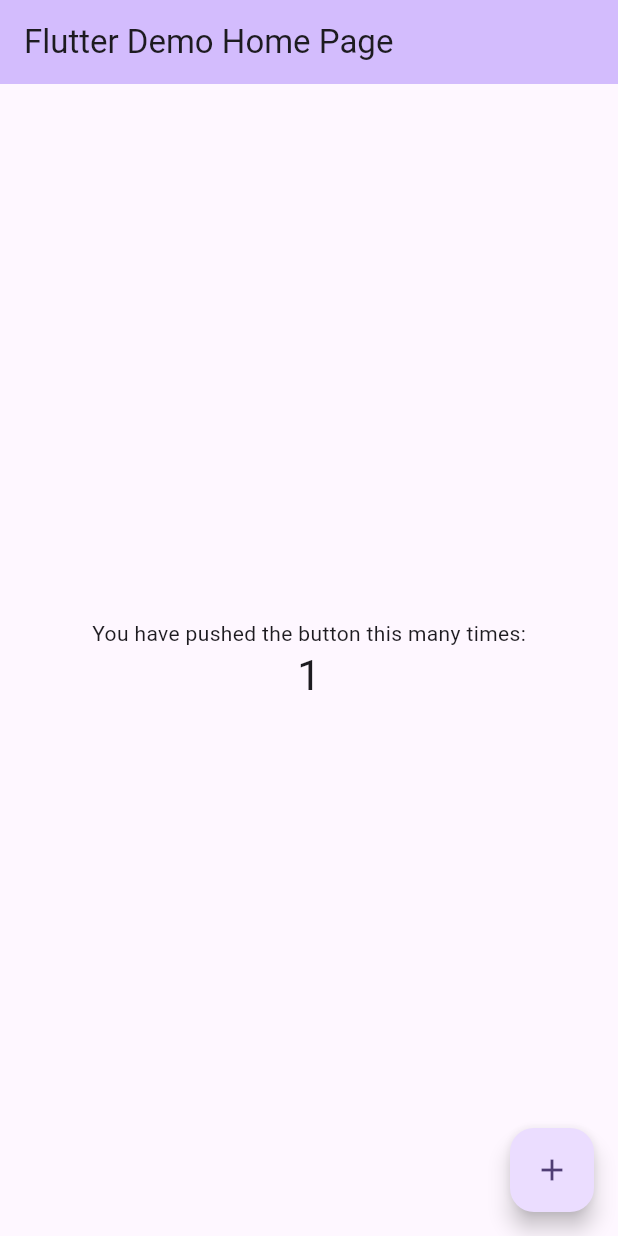
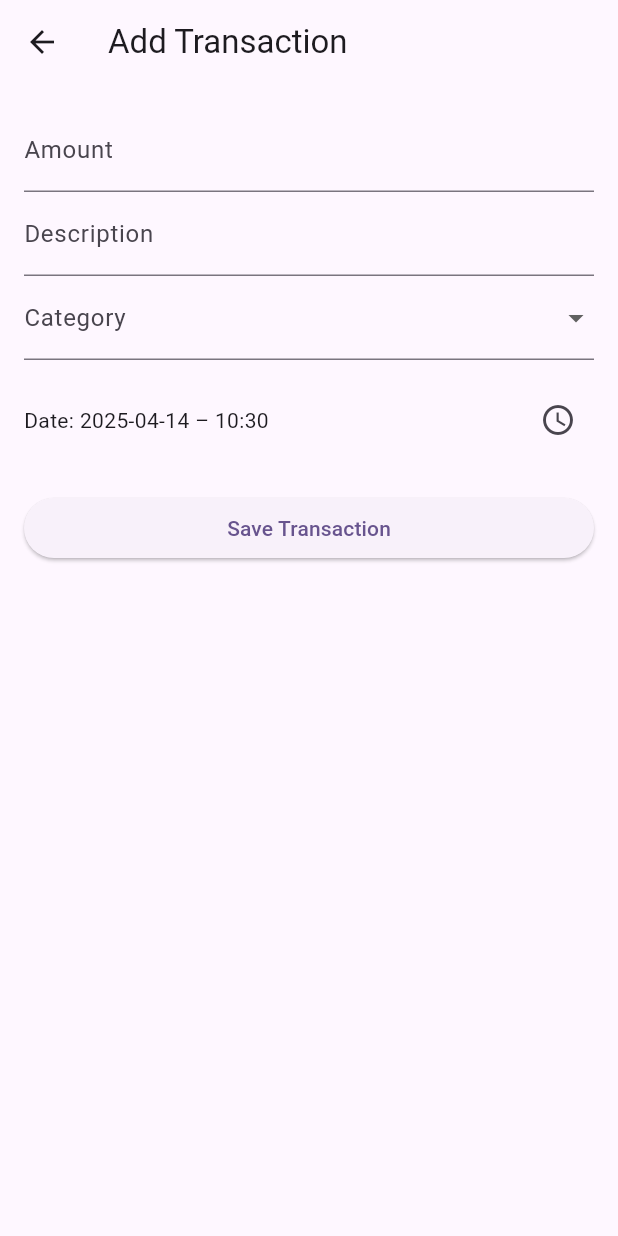
Before and after one commit to michaelgrace72/WalletApp, a Flutter app: the screen it shows after launch, after a tap on the "add" icon, on a phone screen of 412 x 824 dp. Run offline on Flutter 3.47's test engine with Material 3 defaults, Android fonts, the phone set to English and light mode, and no system bars; our stand-ins replace objectbox; generated files the repository leaves out were written again.

Commit message:
connected and working

```diff
--- a/lib/main.dart
+++ b/lib/main.dart
@@ -1,122 +1,79 @@
 import 'package:flutter/material.dart';
+import 'package:wallet/pages/home_page.dart';
+import 'package:wallet/pages/history_page.dart';
+import 'package:wallet/pages/reports_page.dart';
+import 'objectbox.dart';
 
-void main() {
+late ObjectBox objectBox;
+
+Future<void> main() async {
+  WidgetsFlutterBinding.ensureInitialized();
+  objectBox = await ObjectBox.create();
   runApp(const MyApp());
 }
 
 class MyApp extends StatelessWidget {
   const MyApp({super.key});
 
-  // This widget is the root of your application.
   @override
   Widget build(BuildContext context) {
     return MaterialApp(
-      title: 'Flutter Demo',
       theme: ThemeData(
-        // This is the theme of your application.
-        //
-        // TRY THIS: Try running your application with "flutter run". You'll see
-        // the application has a purple toolbar. Then, without quitting the app,
-        // try changing the seedColor in the colorScheme below to Colors.green
-        // and then invoke "hot reload" (save your changes or press the "hot
-        // reload" button in a Flutter-supported IDE, or press "r" if you used
-        // the command line to start the app).
-        //
-        // Notice that the counter didn't reset back to zero; the application
-        // state is not lost during the reload. To reset the state, use hot
-        // restart instead.
-        //
-        // This works for code too, not just values: Most code changes can be
-        // tested with just a hot reload.
         colorScheme: ColorScheme.fromSeed(seedColor: Colors.deepPurple),
       ),
-      home: const MyHomePage(title: 'Flutter Demo Home Page'),
+      home: const MyHomePage(),
     );
   }
 }
 
 class MyHomePage extends StatefulWidget {
-  const MyHomePage({super.key, required this.title});
-
-  // This widget is the home page of your application. It is stateful, meaning
-  // that it has a State object (defined below) that contains fields that affect
-  // how it looks.
-
-  // This class is the configuration for the state. It holds the values (in this
-  // case the title) provided by the parent (in this case the App widget) and
-  // used by the build method of the State. Fields in a Widget subclass are
-  // always marked "final".
-
-  final String title;
+  const MyHomePage({super.key});
 
   @override
   State<MyHomePage> createState() => _MyHomePageState();
 }
 
 class _MyHomePageState extends State<MyHomePage> {
-  int _counter = 0;
+  int selectedIndex = 0;
+  final pages = [
+    HomePage(objectBox: objectBox),
+    History(objectBox: objectBox),
+    Reports(objectBox: objectBox),
+  ];
 
-  void _incrementCounter() {
+  void onItemTapped(int index) {
     setState(() {
-      // This call to setState tells the Flutter framework that something has
-      // changed in this State, which causes it to rerun the build method below
-      // so that the display can reflect the updated values. If we changed
-      // _counter without calling setState(), then the build method would not be
-      // called again, and so nothing would appear to happen.
-      _counter++;
+      selectedIndex = index;
     });
   }
 
   @override
   Widget build(BuildContext context) {
-    // This method is rerun every time setState is called, for instance as done
-    // by the _incrementCounter method above.
-    //
-    // The Flutter framework has been optimized to make rerunning build methods
-    // fast, so that you can just rebuild anything that needs updating rather
-    // than having to individually change instances of widgets.
     return Scaffold(
       appBar: AppBar(
-        // TRY THIS: Try changing the color here to a specific color (to
-        // Colors.amber, perhaps?) and trigger a hot reload to see the AppBar
-        // change color while the other colors stay the same.
         backgroundColor: Theme.of(context).colorScheme.inversePrimary,
-        // Here we take the value from the MyHomePage object that was created by
-        // the App.build method, and use it to set our appbar title.
-        title: Text(widget.title),
+        title: const Text('ToDosList'),
       ),
-      body: Center(
-        // Center is a layout widget. It takes a single child and positions it
-        // in the middle of the parent.
-        child: Column(
-          // Column is also a layout widget. It takes a list of children and
-          // arranges them vertically. By default, it sizes itself to fit its
-          // children horizontally, and tries to be as tall as its parent.
-          //
-          // Column has various properties to control how it sizes itself and
-          // how it positions its children. Here we use mainAxisAlignment to
-          // center the children vertically; the main axis here is the vertical
-          // axis because Columns are vertical (the cross axis would be
-          // horizontal).
-          //
-          // TRY THIS: Invoke "debug painting" (choose the "Toggle Debug Paint"
-          // action in the IDE, or press "p" in the console), to see the
-          // wireframe for each widget.
-          mainAxisAlignment: MainAxisAlignment.center,
-          children: <Widget>[
-            const Text('You have pushed the button this many times:'),
-            Text(
-              '$_counter',
-              style: Theme.of(context).textTheme.headlineMedium,
-            ),
-          ],
-        ),
+      body: pages[selectedIndex],
+      bottomNavigationBar: BottomNavigationBar(
+        items: const <BottomNavigationBarItem>[
+          BottomNavigationBarItem(
+            icon: Icon(Icons.home),
+            label: 'Home Page',
+          ),
+          BottomNavigationBarItem(
+            icon: Icon(Icons.checklist),
+            label: 'History',
+          ),
+          BottomNavigationBarItem(
+            icon: Icon(Icons.document_scanner),
+            label: 'Reports',
+          ),
+        ],
+        currentIndex: selectedIndex,
+        onTap: onItemTapped,
       ),
-      floatingActionButton: FloatingActionButton(
-        onPressed: _incrementCounter,
-        tooltip: 'Increment',
-        child: const Icon(Icons.add),
-      ), // This trailing comma makes auto-formatting nicer for build methods.
+      //body:  // This trailing comma makes auto-formatting nicer for build methods.
     );
   }
 }
--- a/lib/model.dart
+++ b/lib/model.dart
@@ -1,54 +1,34 @@
 import 'package:objectbox/objectbox.dart';
 
 @Entity()
-class Category{
-  @Id()
+class Category {
   int id;
-
   String name;
 
-  Category({
-    this.id = 0,
-    required this.name,
-  });
-
+  Category({this.id = 0, required this.name});
 }
 
 @Entity()
-class Transaction {
-  @Id()
+class TransactionModel {
   int id;
+  double amount;
+  String info;
+  String category;
+  DateTime dateTime;
 
-  String name;           // e.g. "Grab Ride"
-  double amount;
-  bool type;             // true = income, false = expense
-  DateTime date;
-
-  int categoryId;        // FK to Category
-  String note;
-
-  Transaction({
+  TransactionModel({
     this.id = 0,
-    required this.name,
     required this.amount,
-    required this.date,
-    required this.categoryId,
-    required this.type,
-    this.note = '',
+    required this.info,
+    required this.category,
+    required this.dateTime,
   });
 }
 
+@Entity()
+class Budget {
+  int id;
+  double total;
 
-@Entity()
-class Account{
-  @Id()
-  int id;
-  double balance;
-  bool isDefault;
-
-  Account({
-    this.id = 0,
-    required this.balance,
-    this.isDefault = false,
-  });
+  Budget({this.id = 0, this.total = 0});
 }
--- /dev/null
+++ b/lib/objectbox.dart
@@ -0,0 +1,43 @@
+import 'objectbox.g.dart';
+import 'model.dart';
+
+class ObjectBox {
+  late final Store store;
+  late final Box<TransactionModel> transactionBox;
+  late final Box<Category> categoryBox;
+  late final Box<Budget> budgetBox;
+
+  ObjectBox._create(this.store) {
+    transactionBox = Box<TransactionModel>(store);
+    categoryBox = Box<Category>(store);
+    budgetBox = Box<Budget>(store);
+
+    _initDefaultBudget();
+    _initDefaultCategories();
+  }
+
+  static Future<ObjectBox> create() async {
+    final store = await openStore();
+    return ObjectBox._create(store);
+  }
+
+  void _initDefaultBudget() {
+    if (budgetBox.isEmpty()) {
+      budgetBox.put(Budget(total: 0));
+    }
+  }
+
+  void _initDefaultCategories() {
+    if (categoryBox.isEmpty()) {
+      categoryBox.putMany([
+        Category(name: 'Food'),
+        Category(name: 'Transport'),
+        Category(name: 'Shopping'),
+        Category(name: 'Salary'),
+        Category(name: 'Other'),
+      ]);
+    }
+  }
+
+  Budget get currentBudget => budgetBox.getAll().first;
+}
--- /dev/null
+++ b/lib/pages/add_transaction_page.dart
@@ -0,0 +1,132 @@
+import 'package:flutter/material.dart';
+import 'package:intl/intl.dart';
+import '../model.dart';
+import '../objectbox.dart';
+
+class AddTransactionPage extends StatefulWidget {
+  final ObjectBox objectBox;
+
+  const AddTransactionPage({super.key, required this.objectBox});
+
+  @override
+  State<AddTransactionPage> createState() => _AddTransactionPageState();
+}
+
+class _AddTransactionPageState extends State<AddTransactionPage> {
+  final _formKey = GlobalKey<FormState>();
+
+  final amountController = TextEditingController();
+  final infoController = TextEditingController();
+  String? selectedCategory;
+  DateTime selectedDateTime = DateTime.now();
+
+  @override
+  void dispose() {
+    amountController.dispose();
+    infoController.dispose();
+    super.dispose();
+  }
+
+  @override
+  Widget build(BuildContext context) {
+    final categories = widget.objectBox.categoryBox.getAll();
+
+    return Scaffold(
+      appBar: AppBar(title: const Text('Add Transaction')),
+      body: Padding(
+        padding: const EdgeInsets.all(16),
+        child: Form(
+          key: _formKey,
+          child: ListView(
+            children: [
+              TextFormField(
+                controller: amountController,
+                keyboardType: TextInputType.number,
+                decoration: const InputDecoration(labelText: 'Amount'),
+                validator: (val) => val == null || val.isEmpty ? 'Required' : null,
+              ),
+              TextFormField(
+                controller: infoController,
+                decoration: const InputDecoration(labelText: 'Description'),
+                validator: (val) => val == null || val.isEmpty ? 'Required' : null,
+              ),
+              DropdownButtonFormField<String>(
+                value: selectedCategory,
+                decoration: const InputDecoration(labelText: 'Category'),
+                items: categories
+                    .map((cat) => DropdownMenuItem(
+                          value: cat.name,
+                          child: Text(cat.name),
+                        ))
+                    .toList(),
+                onChanged: (val) => setState(() => selectedCategory = val),
+                validator: (val) => val == null ? 'Select a category' : null,
+              ),
+              const SizedBox(height: 16),
+              Row(
+                children: [
+                  Expanded(
+                    child: Text(
+                      'Date: ${DateFormat('yyyy-MM-dd – kk:mm').format(selectedDateTime)}',
+                    ),
+                  ),
+                  IconButton(
+                    icon: const Icon(Icons.access_time),
+                    onPressed: () async {
+                      final date = await showDatePicker(
+                        context: context,
+                        initialDate: selectedDateTime,
+                        firstDate: DateTime(2000),
+                        lastDate: DateTime(2100),
+                      );
+                      if (date == null) return;
+
+                      final time = await showTimePicker(
+                        context: context,
+                        initialTime: TimeOfDay.fromDateTime(selectedDateTime),
+                      );
+                      if (time == null) return;
+
+                      setState(() {
+                        selectedDateTime = DateTime(
+                          date.year,
+                          date.month,
+                          date.day,
+                          time.hour,
+                          time.minute,
+                        );
+                      });
+                    },
+                  ),
+                ],
+              ),
+              const SizedBox(height: 24),
+              ElevatedButton(
+                onPressed: () {
+                  if (!_formKey.currentState!.validate()) return;
+
+                  final amount = double.parse(amountController.text);
+                  final transaction = TransactionModel(
+                    amount: amount,
+                    info: infoController.text,
+                    category: selectedCategory!,
+                    dateTime: selectedDateTime,
+                  );
+
+                  widget.objectBox.transactionBox.put(transaction);
+
+                  final budget = widget.objectBox.currentBudget;
+                  budget.total += amount;
+                  widget.objectBox.budgetBox.put(budget);
+
+                  Navigator.pop(context);
+                },
+                child: const Text('Save Transaction'),
+              ),
+            ],
+          ),
+        ),
+      ),
+    );
+  }
+}
--- /dev/null
+++ b/lib/pages/home_page.dart
@@ -0,0 +1,90 @@
+import 'package:flutter/material.dart';
+import '../objectbox.dart';
+import '../model.dart';
+import 'add_transaction_page.dart';
+
+class HomePage extends StatefulWidget {
+  final ObjectBox objectBox;
+  const HomePage({super.key, required this.objectBox});
+
+  @override
+  State<HomePage> createState() => _HomePageState();
+}
+
+class _HomePageState extends State<HomePage> {
+  late Budget budget;
+  List<TransactionModel> recentTransactions = [];
+
+  @override
+  void initState() {
+    super.initState();
+    _loadData();
+  }
+
+  void _loadData() {
+    budget = widget.objectBox.currentBudget;
+    recentTransactions = widget.objectBox.transactionBox
+        .getAll()
+        .take(5)
+        .toList();
+    setState(() {});
+  }
+
+  @override
+  Widget build(BuildContext context) {
+    return Scaffold(
+      appBar: AppBar(title: const Text('Home')),
+      body: Padding(
+        padding: const EdgeInsets.all(16),
+        child: Column(
+          children: [
+            Text(
+              'Current Budget: \$${budget.total.toStringAsFixed(2)}',
+              style: const TextStyle(fontSize: 22, fontWeight: FontWeight.bold),
+            ),
+            const SizedBox(height: 24),
+            const Align(
+              alignment: Alignment.centerLeft,
+              child: Text(
+                'Recent Transactions',
+                style: TextStyle(fontSize: 18, fontWeight: FontWeight.w600),
+              ),
+            ),
+            const SizedBox(height: 10),
+            Expanded(
+              child: ListView.builder(
+                itemCount: recentTransactions.length,
+                itemBuilder: (context, index) {
+                  final t = recentTransactions[index];
+                  return ListTile(
+                    title: Text(t.info),
+                    subtitle: Text('${t.category} • ${t.dateTime}'),
+                    trailing: Text(
+                      '\$${t.amount.toStringAsFixed(2)}',
+                      style: TextStyle(
+                        color: t.amount < 0 ? Colors.red : Colors.green,
+                        fontWeight: FontWeight.bold,
+                      ),
+                    ),
+                  );
+                },
+              ),
+            ),
+          ],
+        ),
+      ),
+      floatingActionButton: FloatingActionButton(
+        onPressed: () async {
+          await Navigator.push(
+            context,
+            MaterialPageRoute(
+              builder: (_) => AddTransactionPage(objectBox: widget.objectBox),
+            ),
+          );
+          _loadData();
+        },
+        child: const Icon(Icons.add),
+      ),
+    );
+  }
+}
--- a/pubspec.yaml
+++ b/pubspec.yaml
@@ -28,6 +28,7 @@ environment:
 # the latest version available on pub.dev. To see which dependencies have newer
 # versions available, run `flutter pub outdated`.
 dependencies:
+  objectbox_flutter_libs: ^4.1.0
   flutter:
     sdk: flutter
 
@@ -35,8 +36,11 @@ dependencies:
   # Use with the CupertinoIcons class for iOS style icons.
   cupertino_icons: ^1.0.8
   objectbox: ^4.1.0
+  intl: ^0.20.2
 
 dev_dependencies:
+  build_runner: ^2.0.0
+  objectbox_generator: ^4.1.0
   flutter_test:
     sdk: flutter
 
```
Also changed, not shown: lib/objectbox-model.json (added, +107 -0 lines), lib/pages/history_page.dart (added, +50 -0 lines), lib/pages/reports_page.dart (added, +67 -0 lines), lib/objectbox.g.dart (added), pubspec.lock, 6 other files.
